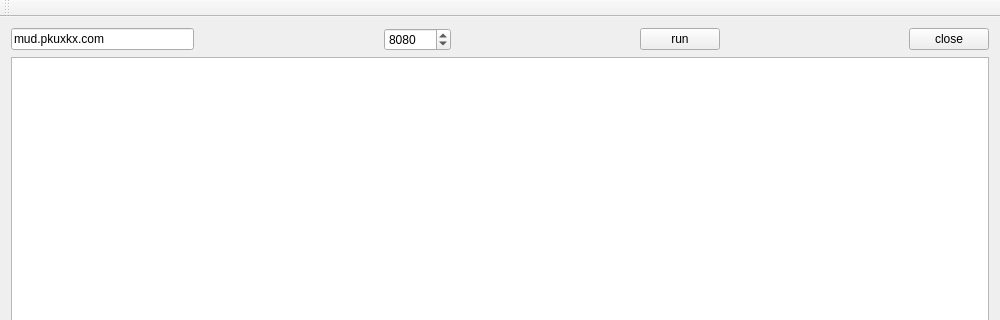
Old version of the form mainwindow.ui in the repository xxsmall/qt_telnet; both pictures show x 0 to 1000 and y 0 to 320 of the 1000 by 663 pixel window.
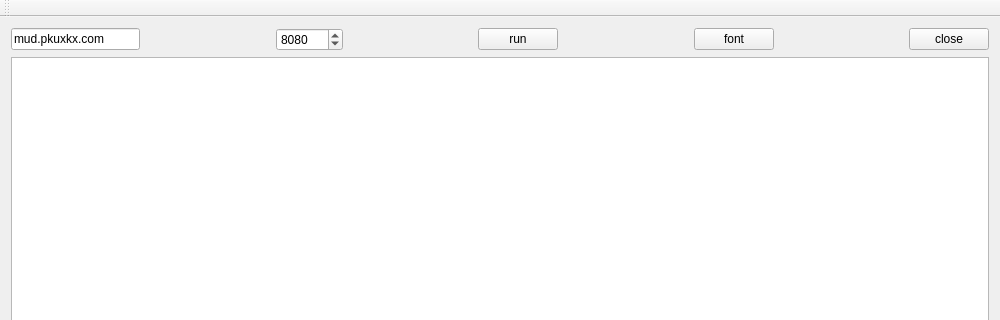
New version of the form.

Patch:
```diff
--- a/mainwindow.ui
+++ b/mainwindow.ui
@@ -70,6 +70,26 @@
         </property>
        </widget>
       </item>
+      <item>
+       <spacer name="horizontalSpacer_4">
+        <property name="orientation">
+         <enum>Qt::Horizontal</enum>
+        </property>
+        <property name="sizeHint" stdset="0">
+         <size>
+          <width>40</width>
+          <height>20</height>
+         </size>
+        </property>
+       </spacer>
+      </item>
+      <item>
+       <widget class="QPushButton" name="pushButton_font">
+        <property name="text">
+         <string>font</string>
+        </property>
+       </widget>
+      </item>
       <item>
        <spacer name="horizontalSpacer_2">
         <property name="orientation">
```
Left out of the diff: 4 changed lines with no effect on the pictures.
